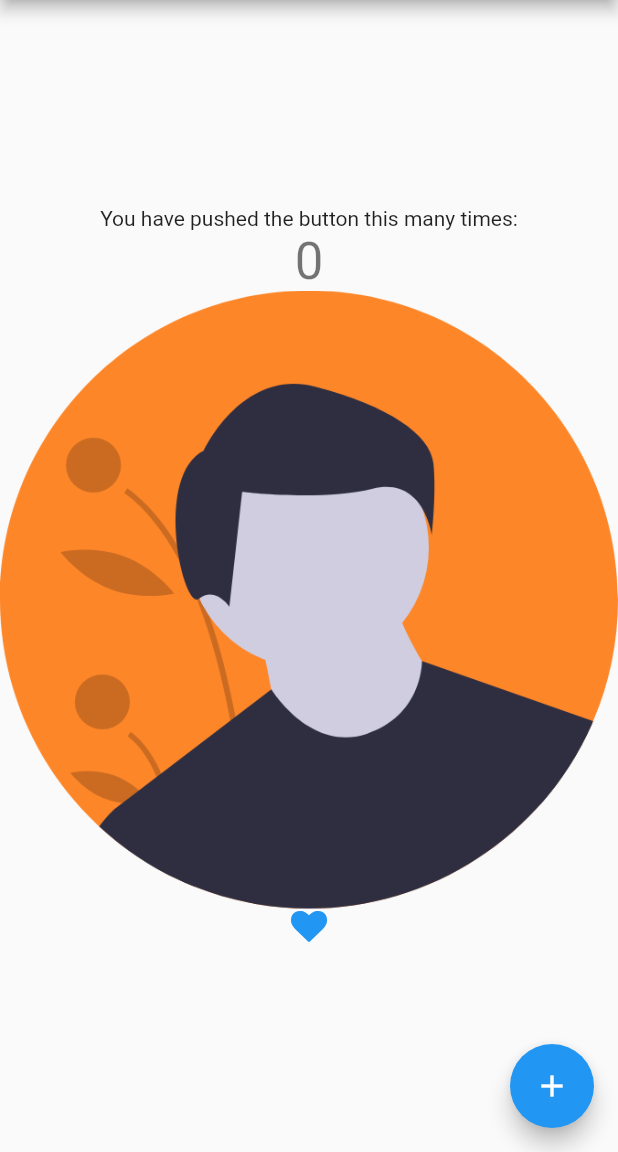
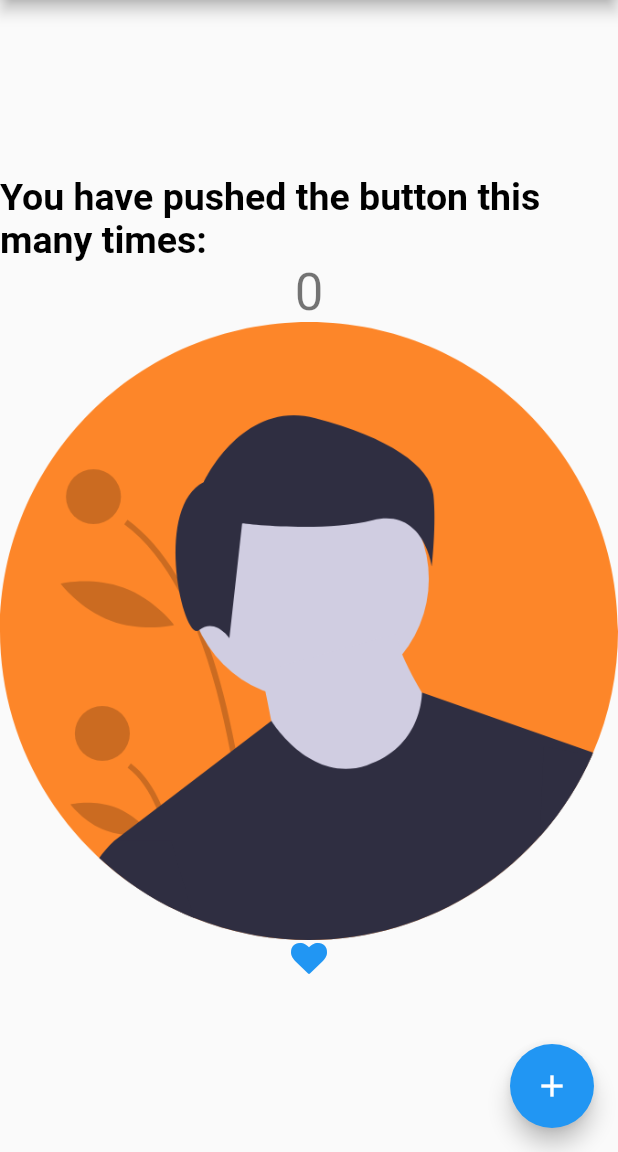
Before and after one commit to 1yuken/flutter_project, a Flutter app: the screen it shows after launch, on a phone screen of 412 x 824 dp, the part 84-1236 px from its top. Run offline on Flutter 3.47's test engine with Material 2 defaults, Android fonts, the phone set to English and light mode, and no system bars.

Commit message:
text style

```diff
--- a/lib/main.dart
+++ b/lib/main.dart
@@ -2,6 +2,7 @@ import 'package:flutter/material.dart';
 import 'package:flutter_project/ui_kit/app_icon.dart';
 import 'package:flutter_project/ui_kit/app_assets.dart';
 import 'package:flutter_project/ui_kit/app_theme.dart';
+import 'package:flutter_project/ui_kit/app_text_style.dart';
 
 void main() {
   runApp(const MyApp());
@@ -73,8 +74,9 @@ class _MyHomePageState extends State<MyHomePage> {
         child: Column(
           mainAxisAlignment: MainAxisAlignment.center,
           children: <Widget>[
-            const Text(
+            Text(
               'You have pushed the button this many times:',
+              style: AppTextStyle.h1Style,
             ),
             Text(
               '$_counter',
--- a/lib/ui_kit/_ui_kit.dart
+++ b/lib/ui_kit/_ui_kit.dart
@@ -2,3 +2,4 @@ export 'app_assets.dart';
 export 'app_icon.dart';
 export 'app_color.dart';
 export 'app_theme.dart';
+export 'app_text_style.dart';
--- /dev/null
+++ b/lib/ui_kit/app_text_style.dart
@@ -0,0 +1,47 @@
+import 'package:flutter/material.dart';
+
+class AppTextStyle {
+  const AppTextStyle._();
+
+  static TextStyle h1Style = const TextStyle(
+    fontSize: 25,
+    fontWeight: FontWeight.bold,
+    color: Colors.black,
+  );
+
+  static TextStyle h2Style = const TextStyle(
+    fontSize: 19,
+    fontWeight: FontWeight.bold,
+    color: Colors.black,
+  );
+
+  static TextStyle h3Style = const TextStyle(
+    fontSize: 18,
+    fontWeight: FontWeight.bold,
+    color: Colors.black,
+  );
+
+  static TextStyle h4StyleLight = const TextStyle(
+    fontSize: 15,
+    fontWeight: FontWeight.w500,
+    color: Colors.black,
+  );
+
+  static TextStyle h5StyleLight = const TextStyle(
+    fontSize: 17,
+    fontWeight: FontWeight.w400,
+    color: Colors.black87,
+  );
+
+  static TextStyle bodyTextLight = const TextStyle(
+    fontSize: 13,
+    fontWeight: FontWeight.w600,
+    color: Colors.black45,
+  );
+
+  static TextStyle subtitleLight = const TextStyle(
+    fontSize: 12,
+    fontWeight: FontWeight.bold,
+    color: Colors.black45,
+  );
+}
```
